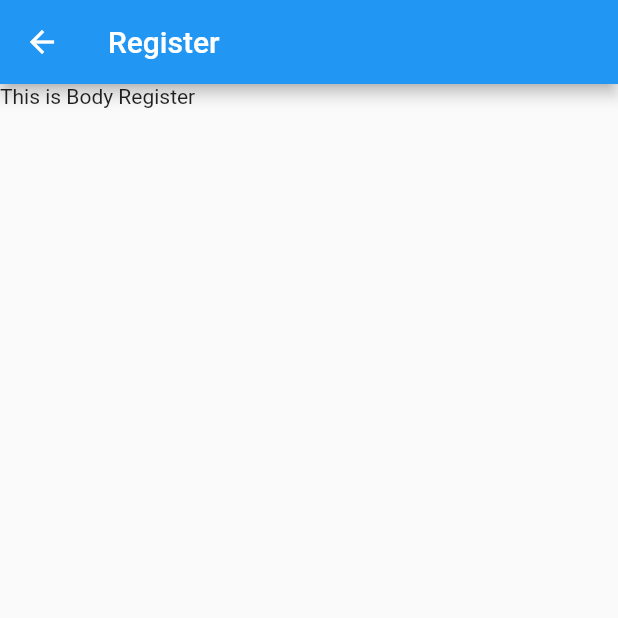
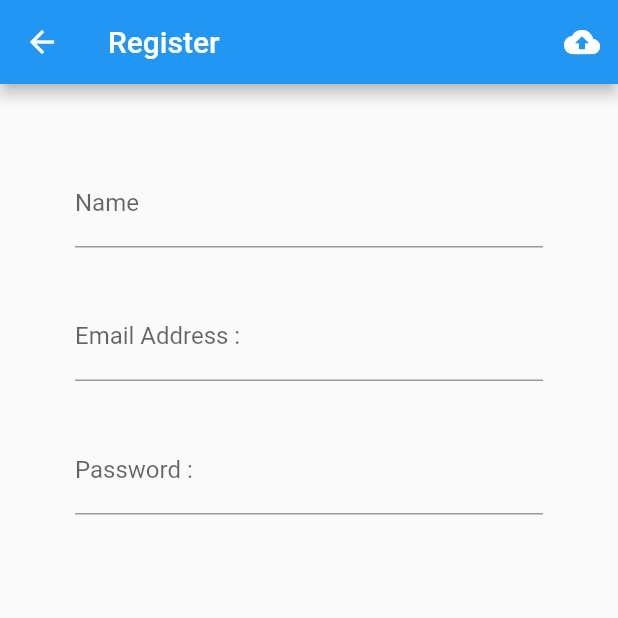
Before and after one commit to KunsiyaMint/sun_authen, a Flutter app: the Register screen opened directly, on a phone screen of 412 x 824 dp, the top half of it. Run offline on Flutter 3.47's test engine with Material 2 defaults, Android fonts, the phone set to English and light mode, and no system bars.

Commit message:
design Register success

```diff
--- a/lib/screens/register.dart
+++ b/lib/screens/register.dart
@@ -13,9 +13,52 @@ class _RegisterState extends State<Register> {
   Widget build(BuildContext context) {
     return Scaffold(
       appBar: AppBar(
+        actions: <Widget>[
+          IconButton(
+            tooltip: 'Upload To Server',
+            icon: Icon(Icons.cloud_upload),onPressed: (){
+                 print('You Click Upload');
+
+            },
+          )
+        ],
         title: Text('Register'),
       ),
-      body: Text('This is Body Register'),
+      body: ListView(
+        children: <Widget>[
+          Container(
+            margin: EdgeInsets.only(left: 50.0, right: 50.0, top: 50.0),
+            child: nameTextField(),
+          ),
+          Container(
+            margin: EdgeInsets.only(left: 50.0, right: 50.0, top: 30.0),
+            child: emailTextField(),
+          ),
+          Container(
+            margin: EdgeInsets.only(left: 50.0, right: 50.0, top: 30.0),
+            child: passwordTextField(),
+          )
+        ],
+      ),
     );
   }
 }
+
+Widget nameTextField() {
+  return TextFormField(
+    decoration: InputDecoration(labelText: 'Name', hintText: 'Name Only'),
+  );
+}
+
+Widget emailTextField() {
+  return TextFormField(
+    decoration:
+        InputDecoration(labelText: 'Email Address :', hintText: 'you@abc.com'),
+  );
+}
+
+Widget passwordTextField() {
+  return TextFormField(
+    decoration: InputDecoration(labelText: 'Password :', hintText: 'password'),
+  );
+}
```
